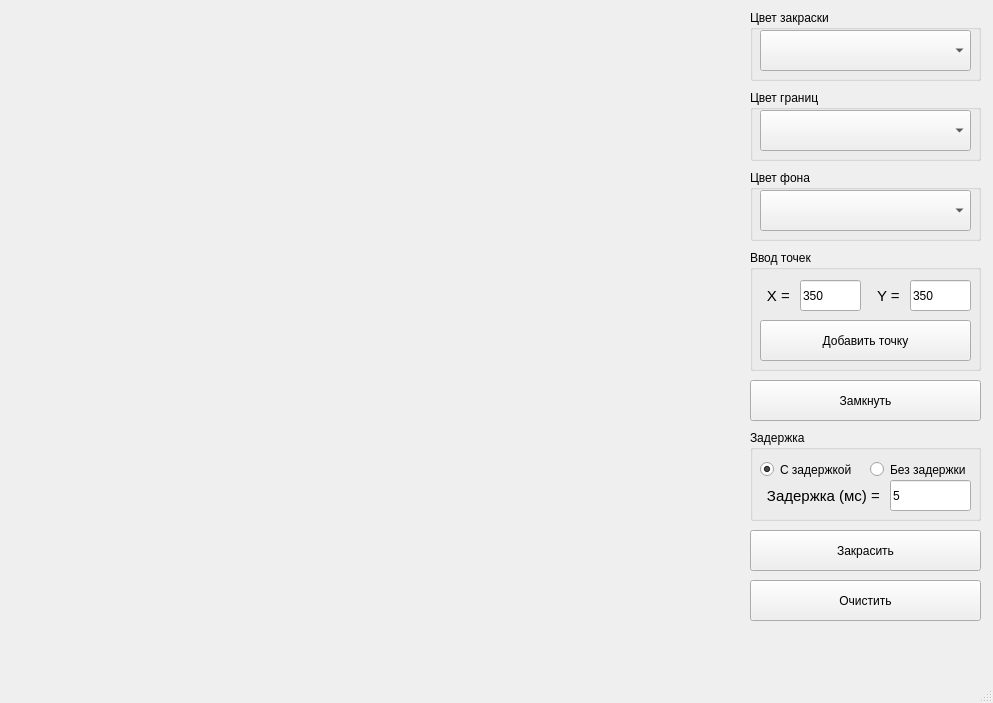
Before: the Qt Designer form Lab5/mainwindow.ui in Inlucker/ComputerGraphics, drawn with Qt 5.
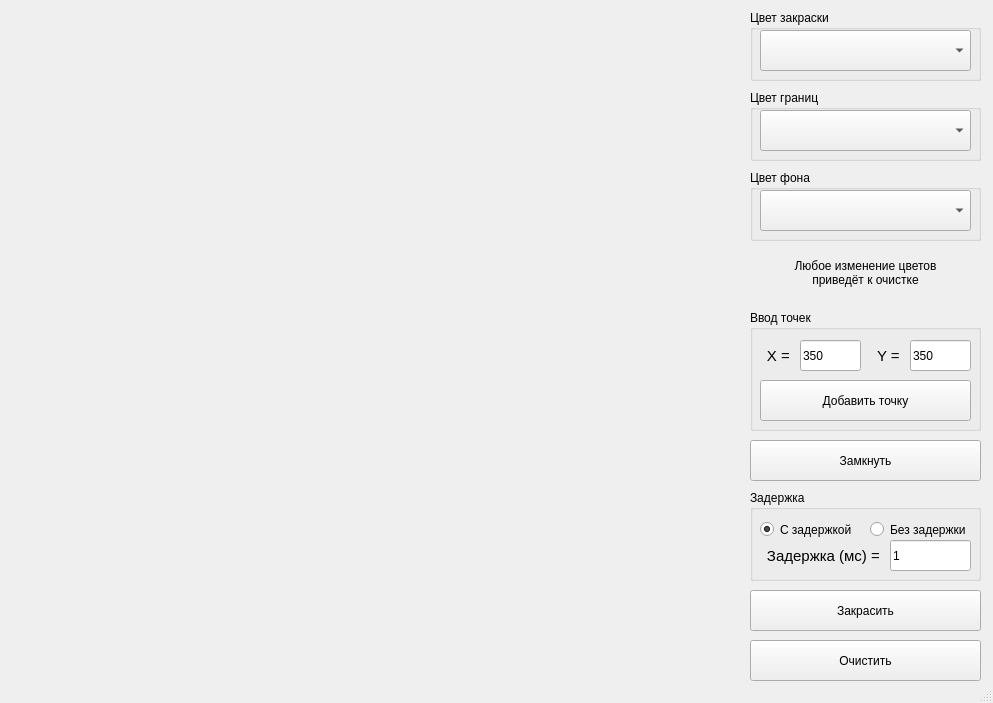
After: the same form once the commit is applied.

What changed in the file:
```diff
--- a/Lab5/mainwindow.ui
+++ b/Lab5/mainwindow.ui
@@ -98,7 +98,7 @@
     <property name="geometry">
      <rect>
       <x>750</x>
-      <y>580</y>
+      <y>640</y>
       <width>231</width>
       <height>41</height>
      </rect>
@@ -111,7 +111,7 @@
     <property name="geometry">
      <rect>
       <x>750</x>
-      <y>530</y>
+      <y>590</y>
       <width>231</width>
       <height>41</height>
      </rect>
@@ -124,7 +124,7 @@
     <property name="geometry">
      <rect>
       <x>750</x>
-      <y>380</y>
+      <y>440</y>
       <width>231</width>
       <height>41</height>
      </rect>
@@ -137,7 +137,7 @@
     <property name="geometry">
      <rect>
       <x>750</x>
-      <y>430</y>
+      <y>490</y>
       <width>231</width>
       <height>91</height>
      </rect>
@@ -184,7 +184,7 @@
       </rect>
      </property>
      <property name="text">
-      <string>5</string>
+      <string>1</string>
      </property>
     </widget>
     <widget class="QLabel" name="label_delay">
@@ -213,7 +213,7 @@
     <property name="geometry">
      <rect>
       <x>750</x>
-      <y>250</y>
+      <y>310</y>
       <width>231</width>
       <height>121</height>
      </rect>
@@ -303,6 +303,23 @@
      </property>
     </widget>
    </widget>
+   <widget class="QLabel" name="label">
+    <property name="geometry">
+     <rect>
+      <x>750</x>
+      <y>252</y>
+      <width>231</width>
+      <height>41</height>
+     </rect>
+    </property>
+    <property name="text">
+     <string>Любое изменение цветов
+приведёт к очистке</string>
+    </property>
+    <property name="alignment">
+     <set>Qt::AlignCenter</set>
+    </property>
+   </widget>
   </widget>
   <widget class="QMenuBar" name="menubar">
    <property name="geometry">
```
